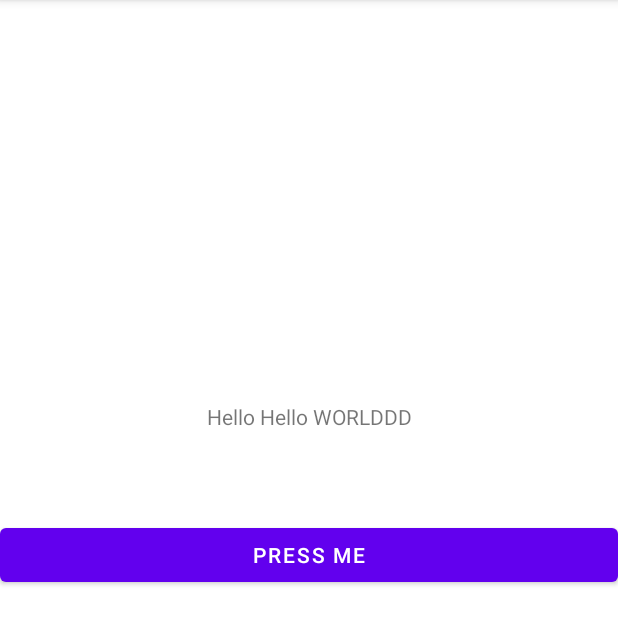
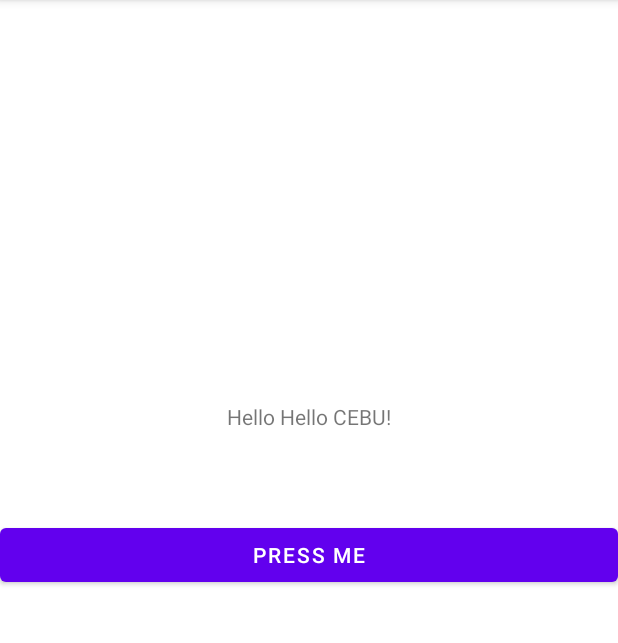
Before and after one commit to Marc-Colina/GitProject, an Android app: the screen it shows after launch (MainActivity), on a phone screen of 412 x 824 dp, the part 84-727 px from its top. Run offline under Robolectric (Android 15) with nearby library versions, the phone set to English and light mode, and no system bars.

```diff
--- a/app/src/main/res/layout/activity_main.xml
+++ b/app/src/main/res/layout/activity_main.xml
@@ -11,7 +11,7 @@
         android:layout_width="wrap_content"
         android:layout_height="wrap_content"
         android:layout_marginTop="268dp"
-        android:text="Hello Hello WORLDDD"
+        android:text="Hello Hello CEBU!"
         app:layout_constraintEnd_toEndOf="parent"
         app:layout_constraintStart_toStartOf="parent"
         app:layout_constraintTop_toTopOf="parent" />
```
